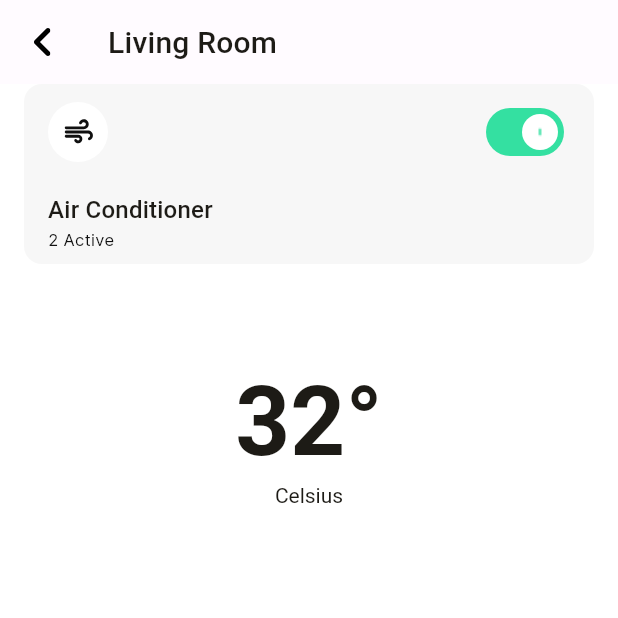
After one commit to hnxtay/sell_coco, a Flutter app: the HomeScreen screen opened by its route, after a tap on "Air Conditioner", on a phone screen of 412 x 824 dp, the top half of it. The commit adds this screen. Run offline on Flutter 3.47's test engine with Material 2 defaults, Android fonts, the phone set to English and light mode, and no system bars; our stand-ins replace dio, equatable, flutter_bloc, flutter_svg, freezed_annotation, get_it and 2 more; accounts and stored records are empty; generated files the repository leaves out were written again.

Commit message:
implement room details screen add vertical slider

```diff
--- a/lib/common/assets/app_icons.dart
+++ b/lib/common/assets/app_icons.dart
@@ -11,4 +11,5 @@ abstract class AppIcons {
   static const iconDashboard = 'assets/icons/icon_dashboard.svg';
   static const iconRoom = 'assets/icons/icon_door.svg';
   static const iconProfile = 'assets/icons/icon_profile.svg';
+  static const iconNavigateBack = 'assets/icons/ic_navigate_back.svg';
 }
--- a/lib/common/extensions/context.dart
+++ b/lib/common/extensions/context.dart
@@ -6,4 +6,6 @@ extension BuildContextX on BuildContext {
   ThemeData get theme => Theme.of(this);
 
   TextTheme get textTheme => theme.textTheme;
+
+  NavigatorState get navigator => Navigator.of(this);
 }
--- a/lib/common/widgets/floating_bottom_navigation_item.dart
+++ b/lib/common/widgets/floating_bottom_navigation_item.dart
@@ -13,7 +13,8 @@ class FloatingBottomNavigationItem extends StatelessWidget {
 
   @override
   Widget build(BuildContext context) {
-    return AnimatedContainer(
+    return Builder(builder: (context) {
+      return Container(
         decoration: BoxDecoration(
           borderRadius: BorderRadius.circular(
             8,
@@ -24,6 +25,7 @@ class FloatingBottomNavigationItem extends StatelessWidget {
           horizontal: 16,
           vertical: 8,
         ),
+        child: AnimatedSize(
           duration: const Duration(milliseconds: 200),
           child: Row(
             mainAxisSize: MainAxisSize.min,
@@ -47,7 +49,9 @@ class FloatingBottomNavigationItem extends StatelessWidget {
                 ),
             ],
           ),
+        ),
       );
+    });
   }
 }
 
--- /dev/null
+++ b/lib/common/widgets/vertical_slider.dart
@@ -0,0 +1,182 @@
+library flutter_vertical_slider;
+
+import 'dart:math';
+
+import 'package:flutter/material.dart';
+
+class VerticalSlider extends StatelessWidget {
+  const VerticalSlider({
+    Key? key,
+    required this.onChanged,
+    required this.min,
+    required this.max,
+    required this.value,
+    this.activeTrackColor,
+    this.inactiveTrackColor,
+    this.width,
+  }) : super(key: key);
+  final ValueChanged<double> onChanged;
+  final double min;
+  final double max;
+  final double value;
+  final Color? activeTrackColor;
+  final Color? inactiveTrackColor;
+  final double? width;
+  @override
+  Widget build(BuildContext context) {
+    return Padding(
+      padding: const EdgeInsets.only(top: 20.0),
+      child: RotatedBox(
+        quarterTurns: 3,
+        child: SliderTheme(
+          data: SliderThemeData(
+            activeTrackColor: activeTrackColor,
+            inactiveTrackColor: inactiveTrackColor,
+            thumbColor: Colors.transparent,
+            overlayColor: Colors.transparent,
+            thumbSelector:
+                (textDirection, values, tapValue, thumbSize, trackSize, dx) =>
+                    Thumb.start,
+            thumbShape: const RoundSliderThumbShape(
+              enabledThumbRadius: 1,
+              elevation: 0.0,
+            ),
+            trackHeight: width,
+            overlayShape: const RoundSliderOverlayShape(overlayRadius: 1),
+            trackShape:
+                const CustomRoundedRectSliderTrackShape(Radius.circular(12)),
+          ),
+          child: Slider(
+            onChanged: onChanged,
+            min: min,
+            max: max,
+            value: value,
+          ),
+        ),
+      ),
+    );
+  }
+}
+
+class CustomRoundedRectSliderTrackShape extends SliderTrackShape
+    with BaseSliderTrackShape {
+  final Radius trackRadius;
+  const CustomRoundedRectSliderTrackShape(this.trackRadius);
+
+  @override
+  void paint(
+    PaintingContext context,
+    Offset offset, {
+    required RenderBox parentBox,
+    required SliderThemeData sliderTheme,
+    required Animation<double> enableAnimation,
+    required TextDirection textDirection,
+    required Offset thumbCenter,
+    bool isDiscrete = false,
+    bool isEnabled = false,
+    double additionalActiveTrackHeight = 2,
+  }) {
+    assert(sliderTheme.disabledActiveTrackColor != null);
+    assert(sliderTheme.disabledInactiveTrackColor != null);
+    assert(sliderTheme.activeTrackColor != null);
+    assert(sliderTheme.inactiveTrackColor != null);
+    assert(sliderTheme.thumbShape != null);
+    if (sliderTheme.trackHeight == null || sliderTheme.trackHeight! <= 0) {
+      return;
+    }
+
+    final ColorTween activeTrackColorTween = ColorTween(
+        begin: sliderTheme.disabledActiveTrackColor,
+        end: sliderTheme.activeTrackColor);
+    final ColorTween inactiveTrackColorTween = ColorTween(
+        begin: sliderTheme.disabledInactiveTrackColor,
+        end: sliderTheme.inactiveTrackColor);
+    final Paint leftTrackPaint = Paint()
+      ..color = activeTrackColorTween.evaluate(enableAnimation)!;
+    final Paint rightTrackPaint = Paint()
+      ..color = inactiveTrackColorTween.evaluate(enableAnimation)!;
+
+    final Rect trackRect = getPreferredRect(
+      parentBox: parentBox,
+      offset: offset,
+      sliderTheme: sliderTheme,
+      isEnabled: isEnabled,
+      isDiscrete: isDiscrete,
+    );
+
+    var activeRect = RRect.fromLTRBAndCorners(
+      trackRect.left,
+      trackRect.top - (additionalActiveTrackHeight / 2),
+      thumbCenter.dx,
+      trackRect.bottom + (additionalActiveTrackHeight / 2),
+      topLeft: trackRadius,
+      bottomLeft: trackRadius,
+    );
+    var inActiveRect = RRect.fromLTRBAndCorners(
+      thumbCenter.dx,
+      trackRect.top,
+      trackRect.right,
+      trackRect.bottom,
+      topRight: trackRadius,
+      bottomRight: trackRadius,
+    );
+    var percent =
+        ((activeRect.width / (activeRect.width + inActiveRect.width)) * 100)
+            .toInt();
+    if (percent > 99) {
+      activeRect = RRect.fromLTRBAndCorners(
+        trackRect.left,
+        trackRect.top - (additionalActiveTrackHeight / 2),
+        thumbCenter.dx,
+        trackRect.bottom + (additionalActiveTrackHeight / 2),
+        topLeft: trackRadius,
+        bottomLeft: trackRadius,
+        bottomRight: trackRadius,
+        topRight: trackRadius,
+      );
+    }
+
+    if (percent < 1) {
+      inActiveRect = RRect.fromLTRBAndCorners(
+        thumbCenter.dx,
+        trackRect.top,
+        trackRect.right,
+        trackRect.bottom,
+        topRight: trackRadius,
+        bottomRight: trackRadius,
+        bottomLeft: trackRadius,
+        topLeft: trackRadius,
+      );
+    }
+    context.canvas.drawRRect(
+      activeRect,
+      leftTrackPaint,
+    );
+
+    context.canvas.drawRRect(
+      inActiveRect,
+      rightTrackPaint,
+    );
+
+    drawText(context.canvas, '%$percent', activeRect.center.dx,
+        activeRect.center.dy, pi * 0.5, activeRect.width);
+  }
+
+  void drawText(Canvas context, String name, double x, double y,
+      double angleRotationInRadians, double height) {
+    context.save();
+    var span = TextSpan(
+        style: TextStyle(color: Colors.white, fontSize: 12), text: name);
+    var tp = TextPainter(
+      text: span,
+      textAlign: TextAlign.center,
+      textDirection: TextDirection.ltr,
+    );
+    tp.layout();
+    context.translate((x + (tp.height * 0.5)), (y - (tp.width * 0.5)));
+    context.rotate(angleRotationInRadians);
+    tp.layout();
+    tp.paint(context, const Offset(0.0, 0.0));
+    context.restore();
+  }
+}
--- a/lib/navigation/navigation.dart
+++ b/lib/navigation/navigation.dart
@@ -2,10 +2,12 @@ import 'package:flutter/material.dart';
 
 import '../screens/home/home.dart';
 import '../screens/login/login.dart';
+import '../screens/roomdetails/room_details_screen.dart';
 
 abstract class AppRoutes {
   static const login = 'login';
   static const home = 'home';
+  static const roomDetails = 'roomDetails';
 }
 
 abstract class AppNavigation {
@@ -15,6 +17,8 @@ abstract class AppNavigation {
         return AppPageRoute((_) => const HomeScreen(), settings);
       case AppRoutes.login:
         return AppPageRoute((_) => const LoginScreen(), settings);
+      case AppRoutes.roomDetails:
+        return AppPageRoute((_) => const RoomDetailsScreen(), settings);
       default:
         throw 'Cannot find destination route';
     }
--- a/lib/screens/dashboard/components/dashboard_screen_frequently_used_section.dart
+++ b/lib/screens/dashboard/components/dashboard_screen_frequently_used_section.dart
@@ -4,6 +4,7 @@ import '../../../common/assets/app_icons.dart';
 import '../../../common/extensions/context.dart';
 import '../../../l10n/l10n.dart';
 import '../../../models/smart_item_model.dart';
+import '../../../navigation/navigation.dart';
 import 'frequently_item.dart';
 
 class DashboardScreenFrequentlyUsedSection extends StatelessWidget {
@@ -57,13 +58,19 @@ class DashboardScreenFrequentlyUsedSection extends StatelessWidget {
           crossAxisSpacing: 16,
           mainAxisSpacing: 16,
           crossAxisCount: 2,
-          childAspectRatio: 1.5,
+          childAspectRatio: 1.25,
           children: smartItems
               .map(
-                (smartItem) => FrequentlyUsedItem(
-                  value: true,
-                  onChange: (value) {},
-                  smartItem: smartItem,
+                (smartItem) => GestureDetector(
+                  behavior: HitTestBehavior.opaque,
+                  onTap: () {
+                    context.navigator.pushNamed(AppRoutes.roomDetails);
+                  },
+                  child: FrequentlyUsedItem(
+                    value: true,
+                    onChange: (value) {},
+                    smartItem: smartItem,
+                  ),
                 ),
               )
               .toList(),
--- a/lib/screens/dashboard/components/frequently_item.dart
+++ b/lib/screens/dashboard/components/frequently_item.dart
@@ -31,6 +31,7 @@ class FrequentlyUsedItem extends StatelessWidget {
       child: Padding(
         padding: const EdgeInsets.symmetric(
           horizontal: 16,
+          vertical: 8,
         ),
         child: Column(
           mainAxisSize: MainAxisSize.min,
--- a/lib/screens/dashboard/components/scenes_item.dart
+++ b/lib/screens/dashboard/components/scenes_item.dart
@@ -1,6 +1,5 @@
 import 'package:flutter/material.dart';
 
-import '../../../common/assets/app_assets.dart';
 import '../../../common/assets/app_colors.dart';
 import '../../../common/assets/app_icons.dart';
 import '../../../common/extensions/extensions.dart';
--- a/lib/screens/home/home_screen.dart
+++ b/lib/screens/home/home_screen.dart
@@ -95,6 +95,12 @@ class HomeScreen extends StatelessWidget {
         Center(
           child: Text('profile'),
         ),
+        Center(
+          child: Text('profile'),
+        ),
+        Center(
+          child: Text('profile'),
+        ),
       ],
     );
   }
--- /dev/null
+++ b/lib/screens/roomdetails/room_details_screen.dart
@@ -0,0 +1,91 @@
+import 'package:flutter/material.dart';
+import 'package:flutter_svg/flutter_svg.dart';
+
+import '../../common/assets/app_icons.dart';
+import '../../common/extensions/extensions.dart';
+import '../../common/widgets/vertical_slider.dart';
+import '../../models/smart_item_model.dart';
+import '../dashboard/components/frequently_item.dart';
+
+class RoomDetailsScreen extends StatefulWidget {
+  const RoomDetailsScreen({Key? key}) : super(key: key);
+
+  @override
+  State<RoomDetailsScreen> createState() => _RoomDetailsScreenState();
+}
+
+class _RoomDetailsScreenState extends State<RoomDetailsScreen> {
+  double _value = 10;
+  @override
+  Widget build(BuildContext context) {
+    return Scaffold(
+      backgroundColor: Colors.white,
+      appBar: AppBar(
+        title: Text(
+          'Living Room',
+          style: context.textTheme.titleMedium?.copyWith(
+            fontSize: 20,
+          ),
+        ),
+        leading: GestureDetector(
+          behavior: HitTestBehavior.opaque,
+          onTap: () => context.navigator.maybePop(),
+          child: Padding(
+            padding: const EdgeInsets.all(18.0),
+            child: SvgPicture.asset(
+              AppIcons.iconNavigateBack,
+            ),
+          ),
+        ),
+      ),
+      body: SafeArea(
+        child: Padding(
+          padding: const EdgeInsets.symmetric(
+            horizontal: 16,
+          ),
+          child: SingleChildScrollView(
+            child: Column(
+              children: [
+                FrequentlyUsedItem(
+                  value: true,
+                  onChange: (value) {},
+                  smartItem: const SmartItemModel(
+                    name: 'Air Conditioner',
+                    activeCount: 2,
+                    iconPath: AppIcons.iconAirConditioner,
+                  ),
+                ),
+                const SizedBox(
+                  height: 64,
+                ),
+                Text(
+                  '32°',
+                  style: context.textTheme.titleLarge?.copyWith(
+                    fontSize: 64,
+                    fontWeight: FontWeight.w700,
+                  ),
+                ),
+                Text(
+                  'Celsius',
+                  style: context.textTheme.titleLarge?.copyWith(
+                    fontSize: 14,
+                  ),
+                ),
+                VerticalSlider(
+                    onChanged: (value) {
+                      setState(() {
+                        _value = value;
+                      });
+                    },
+                    min: 0,
+                    max: 100,
+                    width: 40,
+                    value: _value)
+              ],
+            ),
+          ),
+        ),
+      ),
+    );
+  }
+}
```
Also changed, not shown: assets/icons/ic_navigate_back.svg (added). Lines whose indentation alone changed are shown as unchanged.
